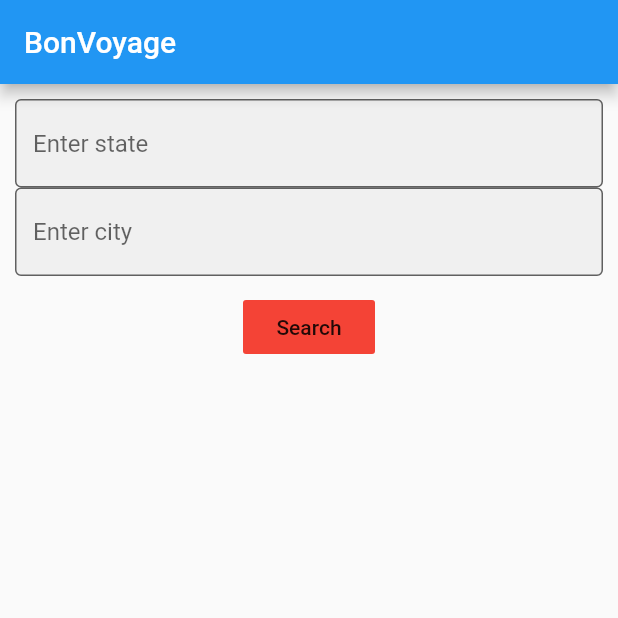
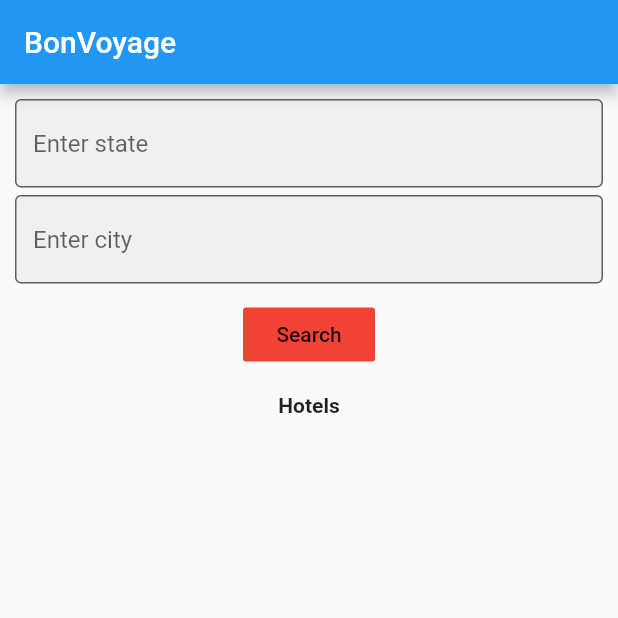
Before and after one commit to Hackdotslash/T12-codeGambit, a Flutter app: the SearchScreen screen opened directly, after a tap on "Search", on a phone screen of 412 x 824 dp, the top half of it. Run offline on Flutter 3.47's test engine with Material 2 defaults, Android fonts, the phone set to English and light mode, and no system bars; our stand-ins replace cloud_firestore, firebase_auth, firebase_core; accounts and stored records are empty; network calls fail.

Commit message:
Search Screen Refactoring

```diff
--- a/User/lib/search.dart
+++ b/User/lib/search.dart
@@ -12,21 +12,42 @@ class SearchScreen extends StatefulWidget {
 
 class _SearchScreenState extends State<SearchScreen> {
   List hotelList;
-  String _city, _state;
+  String _city, _state = '';
   String cityName = '';
+  List temp = [];
   final _formKey = GlobalKey<FormState>();
+  int active;
+
+  void initState() {
+    getInit();
+    super.initState();
+  }
+
+  void getInit() async {
+    QuerySnapshot hotels =
+        await FirebaseFirestore.instance.collection('hotels').get();
+    setState(() {
+      hotelList = hotels.docs;
+    });
+  }
 
   void getHotels(String cityName) async {
     QuerySnapshot hotels =
         await FirebaseFirestore.instance.collection('hotels').get();
 
+    if (cityName == '') {
       setState(() {
-      if (cityName == '') {
         hotelList = hotels.docs;
-      } else{
-        hotelList = hotels.docs.where((element) => element['city'] == cityName).toList();
+      });
+    } else {
+      QuerySnapshot hotels = await FirebaseFirestore.instance
+          .collection('hotels')
+          .where('city', isEqualTo: cityName)
+          .get();
+      setState(() {
+        hotelList = hotels.docs;
+      });
     }
-    });
   }
 
   @override
@@ -36,7 +57,9 @@ class _SearchScreenState extends State<SearchScreen> {
     if (response.statusCode == 200) {
       String data = response.body;
       var decodedData = jsonDecode(data);
-      print(decodedData[state]['districtData'][city]['active']);
+      setState(() {
+        active = decodedData[state]['districtData'][city]['active'];
+      });
     }
   }
 
@@ -70,6 +93,9 @@ class _SearchScreenState extends State<SearchScreen> {
                     return null;
                   },
                 ),
+                SizedBox(
+                  height: 5.0,
+                ),
                 TextFormField(
                   decoration: InputDecoration(
                     hintText: 'Enter city',
@@ -98,9 +124,35 @@ class _SearchScreenState extends State<SearchScreen> {
                     color: Colors.red,
                   ),
                 ),
+                _city == null
+                    ? SizedBox(height: 0)
+                    : Card(
+                        child: ListTile(
+                          title: Text(
+                            'Active Cases: ' + active.toString(),
+                            style: TextStyle(
+                              fontWeight: FontWeight.bold,
+                            ),
+                          ),
+                          trailing: Text(_city),
+                        ),
+                      ),
+                SizedBox(
+                  height: 5.0,
+                ),
+                Text(
+                  'Hotels',
+                  style: TextStyle(
+                    fontWeight: FontWeight.bold,
+                  ),
+                ),
+                SizedBox(
+                  height: 5.0,
+                ),
                 hotelList == null
-                    ? Text('No results')
-                    : ListView.builder(
+                    ? SizedBox(height: 0)
+                    : Expanded(
+                        child: ListView.builder(
                           scrollDirection: Axis.vertical,
                           shrinkWrap: true,
                           itemCount: hotelList.length,
@@ -112,6 +164,7 @@ class _SearchScreenState extends State<SearchScreen> {
                             );
                           },
                         ),
+                      ),
               ],
             ),
           ),
```
Lines whose indentation alone changed are shown as unchanged.
